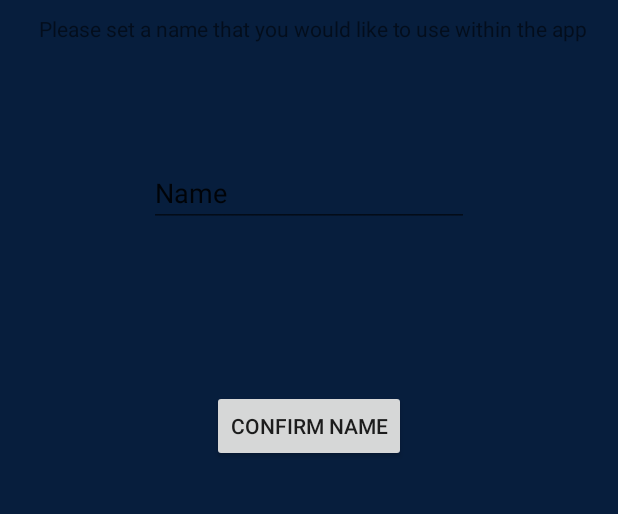
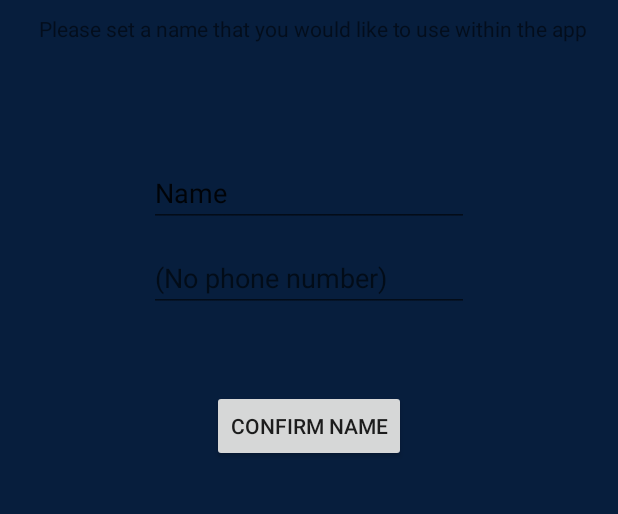
Before and after one commit to FukigenDEV/Team3-OnTime, an Android app: the screen it shows after launch (MainUI), after a tap on "CONFIRM NAME", on a phone screen of 412 x 824 dp, the part 558-1072 px from its top. Run offline under Robolectric (Android 15) with nearby library versions, the phone set to English and light mode, and no system bars; our stand-ins replace Firebase (no records; nobody signed in at launch, a user with empty details on screens opened directly).

Commit message:
All functions and changed implemented in Main UI
Except for girts last commit which I'm pretty sure can't be automatically merged either.

```diff
--- a/PROTOTYPES/OnTimeApp/app/src/main/java/com/example/ontimeapp/CreateUser.java
+++ b/PROTOTYPES/OnTimeApp/app/src/main/java/com/example/ontimeapp/CreateUser.java
@@ -29,9 +29,10 @@ import com.google.firebase.iid.InstanceIdResult;
 public class CreateUser extends Fragment implements View.OnClickListener {
 
     private EditText etName;
+    private EditText etPhone;
     private Button confirmName;
 
-    String name, androidId;
+    String name, phone, androidId;
     private static final String TAG = "CreateUser";
 
     @Override
@@ -52,6 +53,7 @@ public class CreateUser extends Fragment implements View.OnClickListener {
         View rootView = inflater.inflate(R.layout.activity_createuser, container, false);
 
         etName = rootView.findViewById(R.id.etName);
+        etPhone = rootView.findViewById(R.id.etPhone);
         confirmName = rootView.findViewById(R.id.confirmName);
 
         confirmName.setOnClickListener(this);
@@ -64,8 +66,9 @@ public class CreateUser extends Fragment implements View.OnClickListener {
 
         if(v.getId() == R.id.confirmName) {
             name = etName.getText().toString();
-            if (name.isEmpty()){
-                Toast.makeText(getActivity(), "Please enter a name!", Toast.LENGTH_SHORT).show();
+            phone = etPhone.getText().toString();
+            if (name.isEmpty() || phone.isEmpty()){
+                Toast.makeText(getActivity(), "Please fill in the fields!", Toast.LENGTH_SHORT).show();
             }else {
                 FirebaseInstanceId.getInstance().getInstanceId()
                     .addOnCompleteListener(new OnCompleteListener<InstanceIdResult>() {
@@ -78,7 +81,7 @@ public class CreateUser extends Fragment implements View.OnClickListener {
                             String token = task.getResult().getToken();
                             Log.d(TAG, token);
                             Toast.makeText(getActivity(), token, Toast.LENGTH_SHORT).show();
-                            UserAdapter userAdapter = new UserAdapter(name, token);
+                            UserAdapter userAdapter = new UserAdapter(name, token, phone);
                             FirebaseDatabase firebaseDatabase = FirebaseDatabase.getInstance();
                             DatabaseReference databaseReference = firebaseDatabase.getReference().child("Users").child(androidId);
                             databaseReference.setValue(userAdapter);
--- a/PROTOTYPES/OnTimeApp/app/src/main/java/com/example/ontimeapp/SetTasksActivity.java
+++ b/PROTOTYPES/OnTimeApp/app/src/main/java/com/example/ontimeapp/SetTasksActivity.java
@@ -79,7 +79,7 @@ public class SetTasksActivity extends Fragment implements View.OnClickListener {
                                 String token = task.getResult().getToken();
                                 Log.d(TAG, token);
                                 Toast.makeText(getContext(), token, Toast.LENGTH_SHORT).show();
-                                UserAdapter userAdapter = new UserAdapter(tasktext, token);
+                                UserAdapter userAdapter = new UserAdapter(tasktext, token, "");
                                 FirebaseDatabase firebaseDatabase = FirebaseDatabase.getInstance();
                                 DatabaseReference databaseReference = firebaseDatabase.getReference().child("Users").child(androidId).child("Tasks").child(tasktext);
                                 databaseReference.setValue("Not finished");
--- a/PROTOTYPES/OnTimeApp/app/src/main/res/layout/activity_createuser.xml
+++ b/PROTOTYPES/OnTimeApp/app/src/main/res/layout/activity_createuser.xml
@@ -84,4 +84,17 @@
         app:layout_constraintEnd_toEndOf="parent"
         app:layout_constraintStart_toStartOf="parent"
         app:layout_constraintTop_toBottomOf="@+id/textView6" />
+
+    <EditText
+        android:id="@+id/etPhone"
+        android:layout_width="wrap_content"
+        android:layout_height="wrap_content"
+        android:ems="10"
+        android:hint="@android:string/emptyPhoneNumber"
+        android:inputType="phone"
+        app:layout_constraintBottom_toBottomOf="parent"
+        app:layout_constraintEnd_toEndOf="parent"
+        app:layout_constraintStart_toStartOf="parent"
+        app:layout_constraintTop_toTopOf="parent"
+        app:layout_constraintVertical_bias="0.658" />
 </androidx.constraintlayout.widget.ConstraintLayout>
```
Also changed, not shown: PROTOTYPES/OnTimeApp/app/src/main/java/com/example/ontimeapp/UserAdapter.java (+12 -2 lines).
